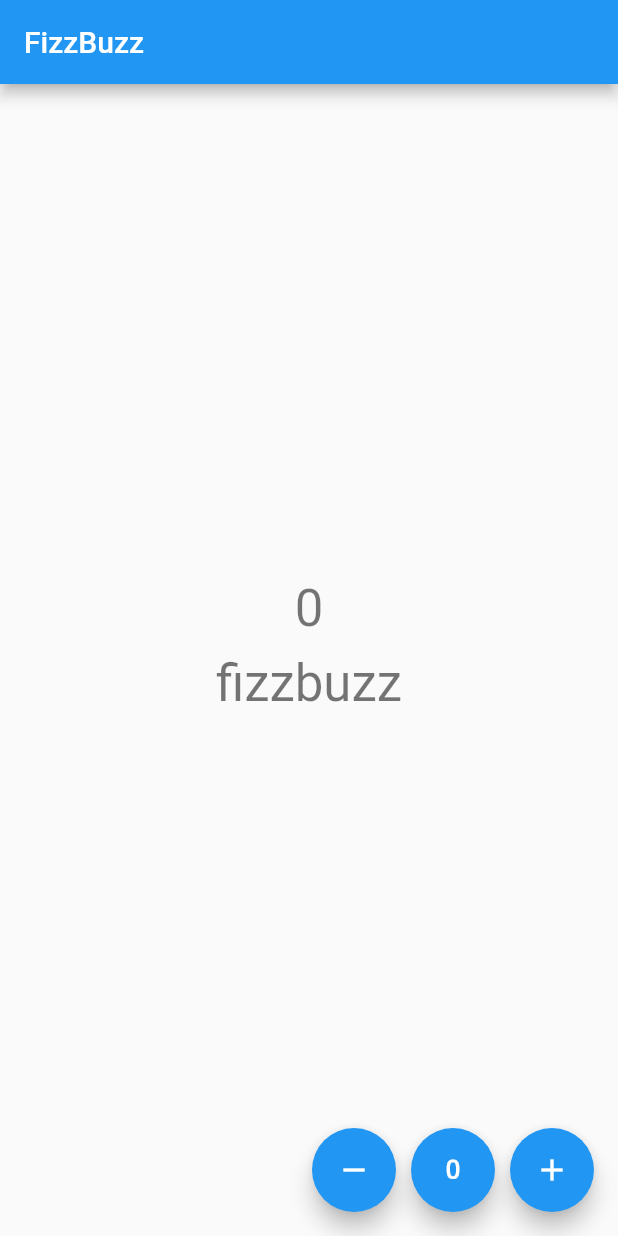
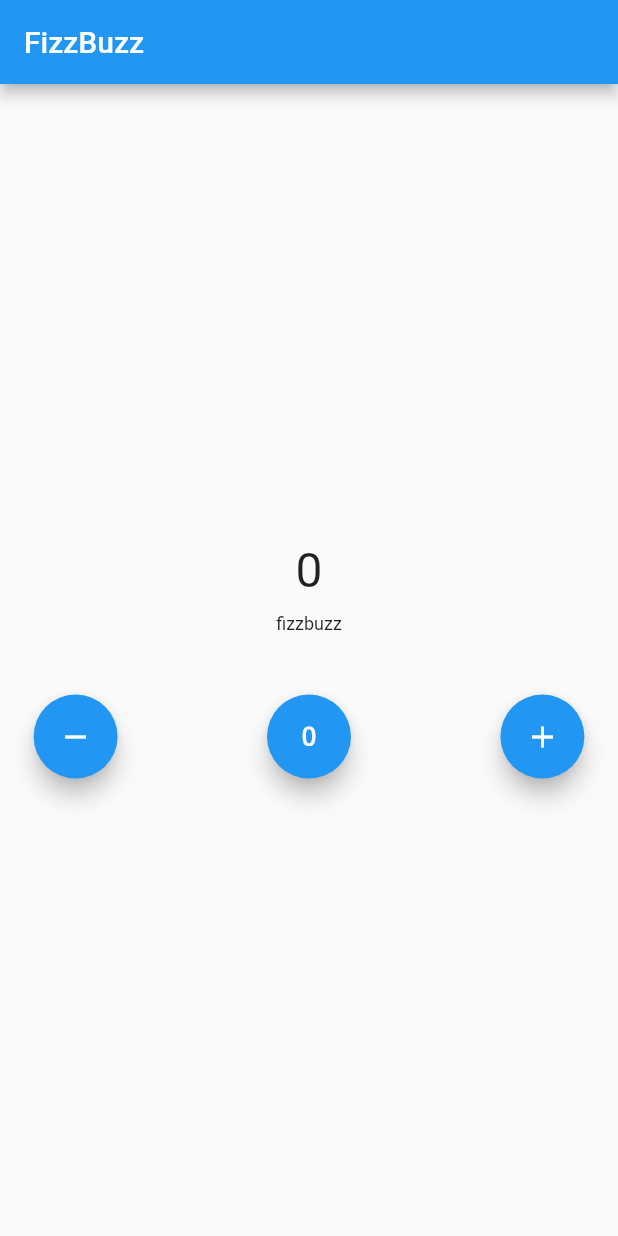
Before and after one commit to SiGMobileUIUC/WeeklyAssignments, a Flutter app: the screen it shows after launch, on a phone screen of 412 x 824 dp. Run offline on Flutter 3.47's test engine with Material 2 defaults, Android fonts, the phone set to English and light mode, and no system bars.

Commit message:
style fixes

```diff
--- a/weekly_assignment_1/lib/main.dart
+++ b/weekly_assignment_1/lib/main.dart
@@ -53,11 +53,6 @@ class _MyHomePageState extends State<MyHomePage> {
 
   void _incrementCounter() {
     setState(() {
-      // This call to setState tells the Flutter framework that something has
-      // changed in this State, which causes it to rerun the build method below
-      // so that the display can reflect the updated values. If we changed
-      // _counter without calling setState(), then the build method would not be
-      // called again, and so nothing would appear to happen.
       _counter++;
     });
   }
@@ -83,53 +78,30 @@ class _MyHomePageState extends State<MyHomePage> {
 
   @override
   Widget build(BuildContext context) {
-    // This method is rerun every time setState is called, for instance as done
-    // by the _incrementCounter method above.
-    //
-    // The Flutter framework has been optimized to make rerunning build methods
-    // fast, so that you can just rebuild anything that needs updating rather
-    // than having to individually change instances of widgets.
     return Scaffold(
       appBar: AppBar(
-        // Here we take the value from the MyHomePage object that was created by
-        // the App.build method, and use it to set our appbar title.
         title: Text(widget.title),
       ),
       body: Center(
-        // Center is a layout widget. It takes a single child and positions it
-        // in the middle of the parent.
         child: Column(
-          // Column is also a layout widget. It takes a list of children and
-          // arranges them vertically. By default, it sizes itself to fit its
-          // children horizontally, and tries to be as tall as its parent.
-          //
-          // Invoke "debug painting" (press "p" in the console, choose the
-          // "Toggle Debug Paint" action from the Flutter Inspector in Android
-          // Studio, or the "Toggle Debug Paint" command in Visual Studio Code)
-          // to see the wireframe for each widget.
-          //
-          // Column has various properties to control how it sizes itself and
-          // how it positions its children. Here we use mainAxisAlignment to
-          // center the children vertically; the main axis here is the vertical
-          // axis because Columns are vertical (the cross axis would be
-          // horizontal).
           mainAxisAlignment: MainAxisAlignment.center,
           children: <Widget>[
+            Column(
+              children: [
                 Text(
                   '$_counter',
-              style: Theme.of(context).textTheme.headline4,
+                  style: TextStyle(fontSize: 32),
                 ),
                 SizedBox(height: 10),
                 Text(
                   _fizzBuzz(),
-              style: Theme.of(context).textTheme.headline4,
+                  style: TextStyle(fontSize: 12),
                 ),
-            SizedBox(height: 20),
               ],
             ),
-      ),
-      floatingActionButton: Row(
-        mainAxisAlignment: MainAxisAlignment.end,
+            SizedBox(height: 40),
+            Row(
+              mainAxisAlignment: MainAxisAlignment.spaceAround,
               children: [
                 FloatingActionButton(
                   onPressed: _decrementCounter,
@@ -150,6 +122,9 @@ class _MyHomePageState extends State<MyHomePage> {
                 ),
               ],
             ),
+          ],
+        ),
+      ),
     );
   }
 }
--- a/weekly_assignment_2/lib/main.dart
+++ b/weekly_assignment_2/lib/main.dart
@@ -104,7 +104,7 @@ class _MyHomePageState extends State<MyHomePage> {
                 labelText: 'Last Name',
               ),
             ),
-            SizedBox(height: 20), // Give some space
+            SizedBox(height: 10), // Give some space
             Text(
               _greetingMessage,
               style: Theme.of(context).textTheme.headline4,
```
Also changed, not shown: weekly_assignment_4/pubspec.lock, 1 other file. Lines whose indentation alone changed are shown as unchanged.
